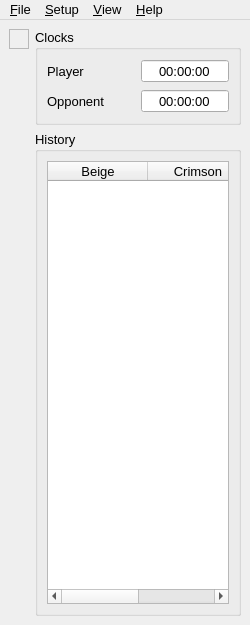
Above: UI/mainwindow.ui from textbrowser/qtchess before the change. Below: the same form after it.
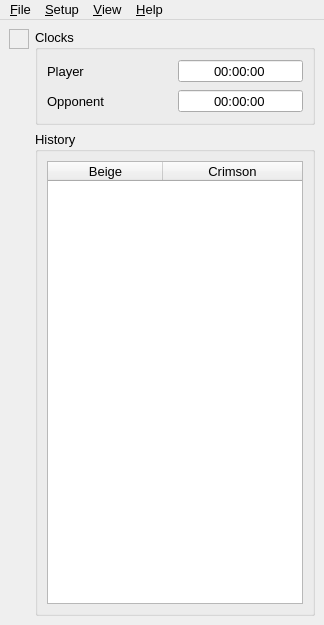
That is the form after the change. Icons and pictures are not drawn.

Commit message: Scroll-by-pixel.

Patch:
```diff
--- a/UI/mainwindow.ui
+++ b/UI/mainwindow.ui
@@ -6,7 +6,7 @@
    <rect>
     <x>0</x>
     <y>0</y>
-    <width>250</width>
+    <width>314</width>
     <height>625</height>
    </rect>
   </property>
@@ -126,18 +126,18 @@
       </item>
       <item>
        <widget class="QGroupBox" name="groupBox_2">
+        <property name="sizePolicy">
+         <sizepolicy hsizetype="Minimum" vsizetype="Preferred">
+          <horstretch>0</horstretch>
+          <verstretch>0</verstretch>
+         </sizepolicy>
+        </property>
         <property name="title">
          <string>History</string>
         </property>
         <layout class="QVBoxLayout">
          <item>
           <widget class="QTableWidget" name="history">
-           <property name="minimumSize">
-            <size>
-             <width>0</width>
-             <height>0</height>
-            </size>
-           </property>
            <property name="alternatingRowColors">
             <bool>true</bool>
            </property>
@@ -153,6 +153,12 @@
            <property name="columnCount">
             <number>2</number>
            </property>
+           <attribute name="horizontalHeaderMinimumSectionSize">
+            <number>115</number>
+           </attribute>
+           <attribute name="horizontalHeaderStretchLastSection">
+            <bool>true</bool>
+           </attribute>
            <column>
             <property name="text">
              <string>Beige</string>
@@ -177,7 +183,7 @@
     <rect>
      <x>0</x>
      <y>0</y>
-     <width>250</width>
+     <width>314</width>
      <height>32</height>
     </rect>
    </property>
```
Left out of the diff: 6 changed lines with no effect on the pictures. The commit also changes 1 other file.
